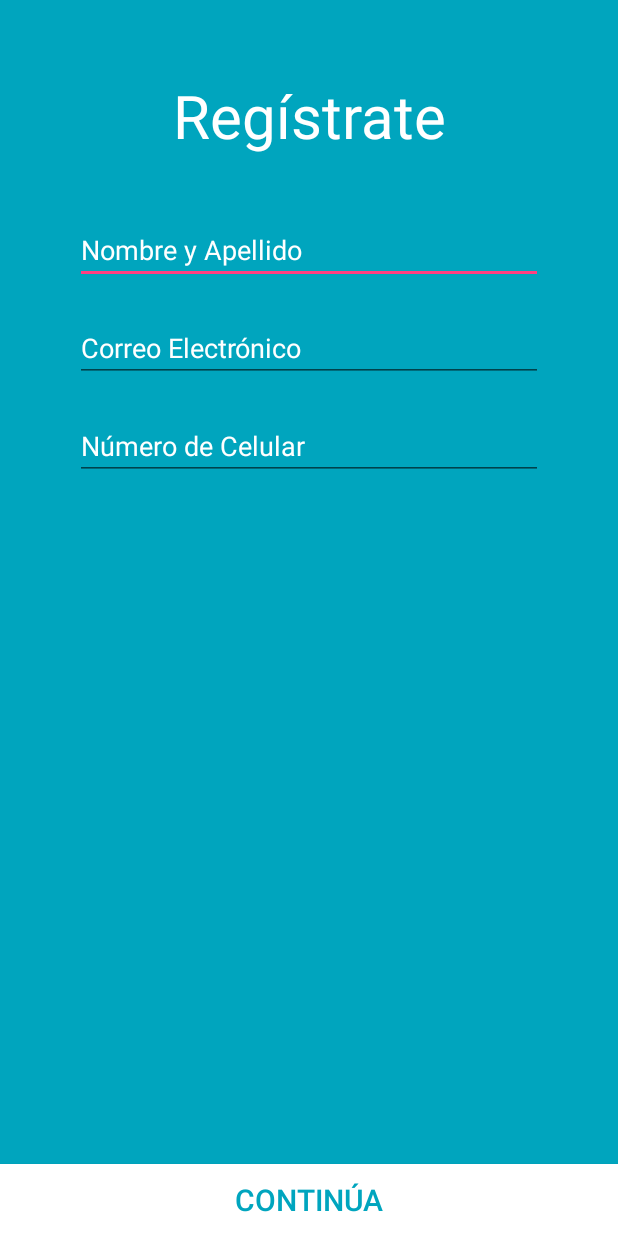
After one commit to andresuarezz26/carpoolingapp, an Android app: the layout fragment_register_form.xml on its own in the app's theme, with its tools: preview values and no code run, on a phone screen of 412 x 824 dp. The commit adds this screen. Run offline under Robolectric (Android 15) with nearby library versions, the light colour scheme and no system bars.

Commit message:
Register form layout ready

```diff
--- a/CarpoolingApp/app/src/main/java/com/angular/gerardosuarez/carpoolingapp/mvp/view/MyMapView.java
+++ b/CarpoolingApp/app/src/main/java/com/angular/gerardosuarez/carpoolingapp/mvp/view/MyMapView.java
@@ -289,12 +289,18 @@ public class MyMapView extends FragmentView<MyMapFragment, Void> {
     }
 
     public void unsubscribeObservers() {
-        timePickerFragment.unsubscribeToDialogFragment();
-        dialogQuota.unsubscribeToDialogEvent();
-        datePickerFragment.unsubscribeToDialogFragment();
-        timePickerFragment.dismiss();
-        dialogQuota.dismiss();
-        datePickerFragment.dismiss();
+        if (timePickerFragment != null) {
+            timePickerFragment.unsubscribeToDialogFragment();
+            timePickerFragment.dismiss();
+        }
+        if (dialogQuota != null) {
+            dialogQuota.unsubscribeToDialogEvent();
+            dialogQuota.dismiss();
+        }
+        if (datePickerFragment != null) {
+            datePickerFragment.unsubscribeToDialogFragment();
+            datePickerFragment.dismiss();
+        }
     }
 
 
--- /dev/null
+++ b/CarpoolingApp/app/src/main/res/layout-v21/fragment_register_form.xml
@@ -0,0 +1,62 @@
+<?xml version="1.0" encoding="utf-8"?>
+<LinearLayout xmlns:android="http://schemas.android.com/apk/res/android"
+    android:layout_width="match_parent"
+    android:layout_height="match_parent"
+    android:background="@color/cupos_blue"
+    android:gravity="center_horizontal"
+    android:orientation="vertical">
+
+    <TextView
+        android:layout_width="match_parent"
+        android:layout_height="wrap_content"
+        android:layout_gravity="center_horizontal"
+        android:layout_marginBottom="@dimen/margin_normal"
+        android:layout_marginTop="@dimen/margin_register"
+        android:gravity="center_horizontal"
+        android:text="@string/register"
+        android:textColor="@color/white"
+        android:textSize="40sp" />
+
+    <EditText
+        android:id="@+id/edit_name"
+        style="@style/RegisterText"
+        android:layout_width="match_parent"
+        android:layout_height="wrap_content"
+        android:backgroundTint="@color/white"
+        android:hint="@string/register_name" />
+
+    <EditText
+        android:id="@+id/edit_email"
+        style="@style/RegisterText"
+        android:layout_width="match_parent"
+        android:layout_height="wrap_content"
+        android:backgroundTint="@color/white"
+        android:hint="@string/register_email"
+        android:inputType="textEmailAddress" />
+
+    <EditText
+        android:id="@+id/edit_phone"
+        style="@style/RegisterText"
+        android:layout_width="match_parent"
+        android:layout_height="wrap_content"
+        android:backgroundTint="@color/white"
+        android:hint="@string/register_phone"
+        android:inputType="phone" />
+
+    <LinearLayout
+        android:layout_width="match_parent"
+        android:layout_height="0dip"
+        android:layout_weight="1"
+        android:gravity="center|bottom"
+        android:orientation="vertical">
+
+        <Button
+            android:layout_width="match_parent"
+            android:layout_height="wrap_content"
+            android:background="@color/white"
+            android:text="@string/register_btn"
+            android:textColor="@color/cupos_blue"
+            android:textSize="20sp" />
+    </LinearLayout>
+
+</LinearLayout>
--- /dev/null
+++ b/CarpoolingApp/app/src/main/res/layout/fragment_register_form.xml
@@ -0,0 +1,62 @@
+<?xml version="1.0" encoding="utf-8"?>
+<LinearLayout xmlns:android="http://schemas.android.com/apk/res/android"
+    android:layout_width="match_parent"
+    android:layout_height="match_parent"
+    android:background="@color/cupos_blue"
+    android:gravity="center_horizontal"
+    android:orientation="vertical"
+    >
+
+    <TextView
+        android:layout_width="match_parent"
+        android:layout_height="wrap_content"
+        android:layout_gravity="center_horizontal"
+        android:layout_marginBottom="@dimen/margin_normal"
+        android:layout_marginTop="@dimen/margin_register"
+        android:gravity="center_horizontal"
+        android:text="@string/register"
+        android:paddingEnd="@dimen/margin_register"
+        android:paddingStart="@dimen/margin_register"
+        android:textColor="@color/white"
+        android:textSize="40sp" />
+
+    <EditText
+        android:id="@+id/edit_name"
+        style="@style/RegisterText"
+        android:layout_width="match_parent"
+        android:layout_height="wrap_content"
+        android:hint="@string/register_name" />
+
+    <EditText
+        android:id="@+id/edit_email"
+        style="@style/RegisterText"
+        android:layout_width="match_parent"
+        android:layout_height="wrap_content"
+        android:hint="@string/register_email"
+        android:inputType="textEmailAddress" />
+
+    <EditText
+        android:id="@+id/edit_phone"
+        style="@style/RegisterText"
+        android:layout_width="match_parent"
+        android:layout_height="wrap_content"
+        android:hint="@string/register_phone"
+        android:inputType="phone" />
+
+    <LinearLayout
+        android:layout_width="match_parent"
+        android:layout_height="0dip"
+        android:layout_weight="1"
+        android:gravity="center|bottom"
+        android:orientation="vertical">
+
+        <Button
+            android:layout_width="match_parent"
+            android:layout_height="wrap_content"
+            android:background="@color/white"
+            android:text="@string/register_btn"
+            android:textColor="@color/cupos_blue"
+            android:textSize="20sp" />
+    </LinearLayout>
+
+</LinearLayout>
--- a/CarpoolingApp/app/src/main/res/values/dimens.xml
+++ b/CarpoolingApp/app/src/main/res/values/dimens.xml
@@ -8,5 +8,7 @@
     <dimen name="big_text_size">25sp</dimen>
     <dimen name="big_min_text_size">22sp</dimen>
     <dimen name="community_chooser_side">110dp</dimen>
+    <dimen name="margin_register">50dp</dimen>
+    <dimen name="margin_normal">20dp</dimen>
 
 </resources>
--- a/CarpoolingApp/app/src/main/res/values/strings.xml
+++ b/CarpoolingApp/app/src/main/res/values/strings.xml
@@ -21,4 +21,9 @@
     <string name="choose_community">Elige tu comunidad</string>
     <string name="txt_icesi">Icesi</string>
     <string name="txt_javeriana">javeriana</string>
+    <string name="register">Regístrate</string>
+    <string name="register_name">Nombre y Apellido</string>
+    <string name="register_email">Correo Electrónico</string>
+    <string name="register_phone">Número de Celular</string>
+    <string name="register_btn">Continúa</string>
 </resources>
--- a/CarpoolingApp/app/src/main/res/values/styles.xml
+++ b/CarpoolingApp/app/src/main/res/values/styles.xml
@@ -17,4 +17,12 @@
 
     <style name="AppTheme.PopupOverlay" parent="ThemeOverlay.AppCompat.Light" />
 
+    <style name="RegisterText">
+        <item name="android:textColor">@color/white</item>
+        <item name="android:textColorHint">@color/white</item>
+        <item name="android:layout_marginTop">@dimen/margin_normal</item>
+        <item name="android:layout_marginStart">@dimen/margin_register</item>
+        <item name="android:layout_marginEnd">@dimen/margin_register</item>
+    </style>
+
 </resources>
```
